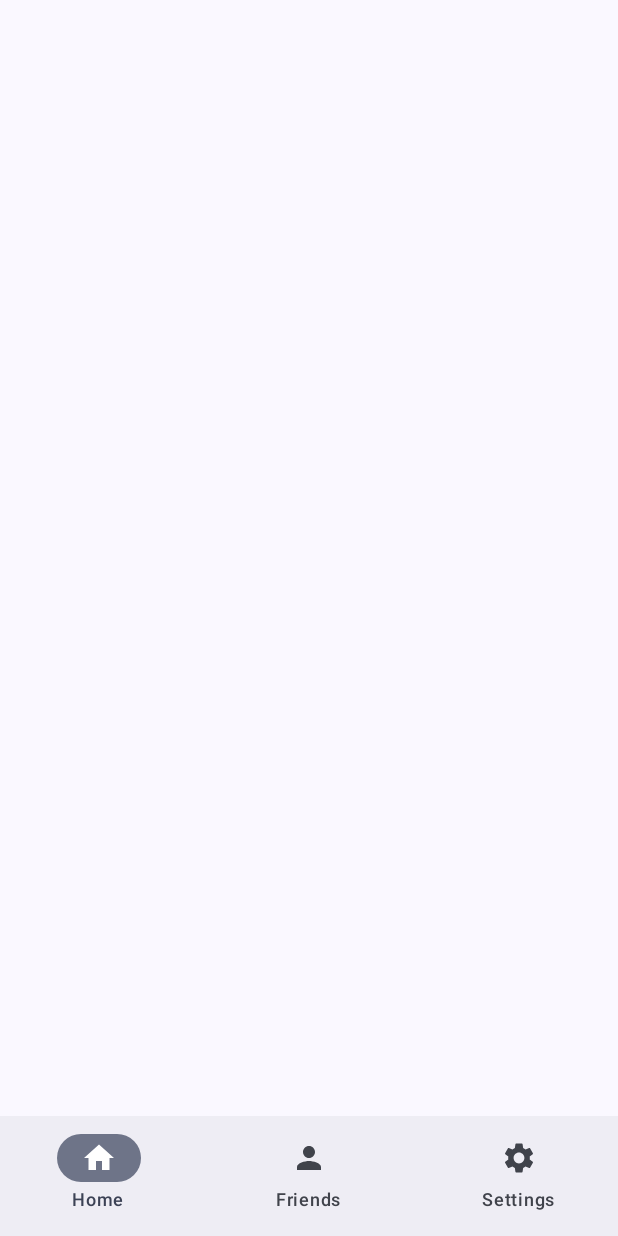
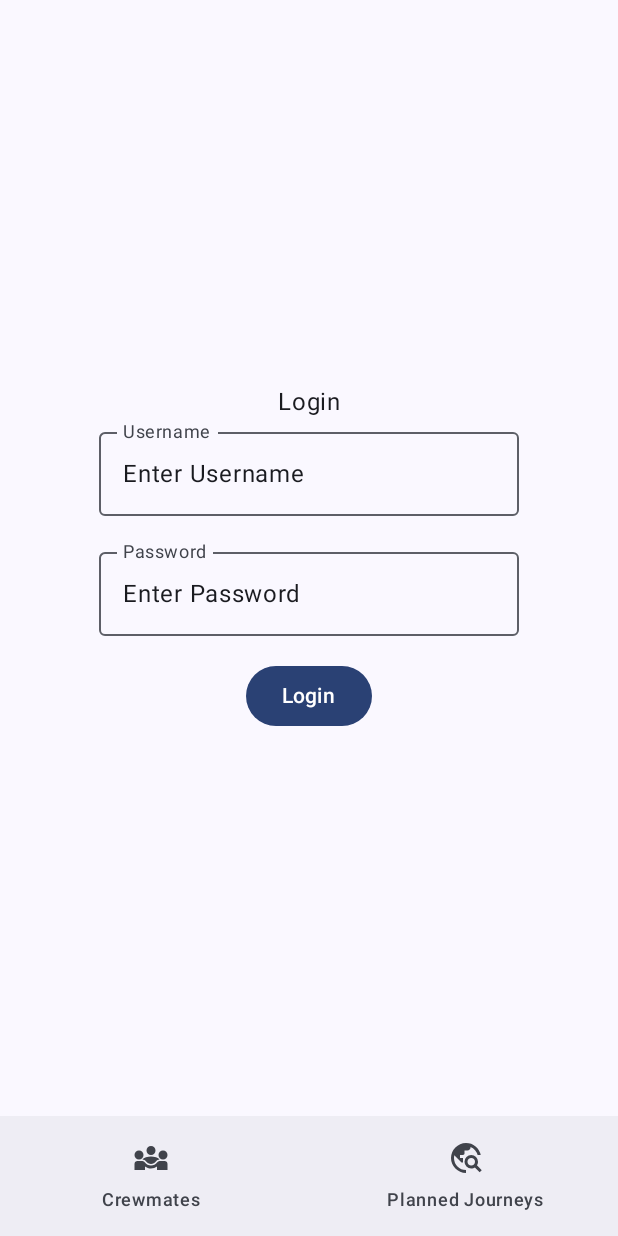
Before and after one commit to srahman30351/The-Mad-Project, an Android app built with Jetpack Compose: the screen it shows after launch (MainActivity), on a phone screen of 412 x 824 dp. Run offline under Robolectric (Android 15) with nearby library versions, the phone set to English and light mode, and no system bars.

Commit message:
Squashed commit of the following:
commit 1941aab6b7d1521e1b26b35d39a67daa7838b911
Author: MasterlyMisheirt <thewizardofmich@gmail.com>
Date:   Wed Mar 19 19:51:33 2025 +0000

    Bottom Sheets for Activity and User

```diff
--- a/app/src/main/java/com/example/themadproject/MainActivity.kt
+++ b/app/src/main/java/com/example/themadproject/MainActivity.kt
@@ -1,18 +1,12 @@
 package com.example.themadproject
 
 import android.os.Bundle
-import androidx.activity.ComponentActivity
 import androidx.activity.compose.setContent
 import androidx.activity.enableEdgeToEdge
 import androidx.appcompat.app.AppCompatActivity
 import androidx.compose.foundation.layout.fillMaxSize
+import androidx.compose.foundation.layout.navigationBarsPadding
 import androidx.compose.foundation.layout.padding
-import androidx.compose.material.icons.Icons
-import androidx.compose.material.icons.automirrored.filled.ArrowForward
-import androidx.compose.material.icons.filled.Home
-import androidx.compose.material.icons.filled.Person
-import androidx.compose.material.icons.filled.Settings
-import androidx.compose.material3.FloatingActionButton
 import androidx.compose.material3.Icon
 import androidx.compose.material3.NavigationBar
 import androidx.compose.material3.NavigationBarItem
@@ -20,19 +14,22 @@
 import androidx.compose.material3.Text
 import androidx.compose.runtime.getValue
 import androidx.compose.runtime.mutableIntStateOf
+import androidx.compose.runtime.mutableStateOf
 import androidx.compose.runtime.remember
 import androidx.compose.runtime.setValue
 import androidx.compose.ui.Modifier
+import androidx.compose.ui.res.painterResource
 import androidx.navigation.compose.NavHost
 import androidx.navigation.compose.composable
 import androidx.navigation.compose.rememberNavController
-import com.example.myapplication.view.HomeScreen
 import com.example.myapplication.view.LoginScreen
 import com.example.myapplication.view.SettingsScreen
-import com.example.myapplication.view.UserScreen
-import com.example.myapplication.view.navigation.NavItem
+import com.example.myapplication.view.navigation.MapBackground
+import com.example.myapplication.view.navigation.SheetItem
 import com.example.myapplication.view.navigation.Screen
 import com.example.themadproject.ui.theme.TheMADProjectTheme
+import com.example.themadproject.view.ActivityBottomSheet
+import com.example.themadproject.view.UserBottomSheet
 
 class MainActivity : AppCompatActivity() {
     override fun onCreate(savedInstanceState: Bundle?) {
@@ -40,29 +37,35 @@
         enableEdgeToEdge()
         setContent {
             TheMADProjectTheme {
-                var selectedIndex by remember { mutableIntStateOf(0) }
                 val navController = rememberNavController()
-                val navItems = listOf(
-                    NavItem("Home", Icons.Default.Home, Screen.HomeScreen.route),
-                    NavItem("Friends", Icons.Default.Person, Screen.UserScreen.route),
-                    NavItem("Settings", Icons.Default.Settings, Screen.SettingsScreen.route)
+                var friendSheetState by remember { mutableStateOf(false) }
+                var activitySheetState by remember { mutableStateOf(false) }
+
+                val sheetItems = listOf(
+                    SheetItem(
+                        "Crewmates", R.drawable.friends, friendSheetState,
+                        onShow = { friendSheetState = true },
+                        onDismiss = { friendSheetState = false }),
+                    SheetItem(
+                        "Planned Journeys", R.drawable.travel, activitySheetState,
+                        onShow = { activitySheetState = true },
+                        onDismiss = { activitySheetState = false }
+                    )
                 )
                 Scaffold(
                     modifier = Modifier.fillMaxSize(),
                     bottomBar = {
                         NavigationBar {
-                            navItems.forEachIndexed { index, navItem ->
+                            sheetItems.forEachIndexed { index, item ->
                                 NavigationBarItem(
-                                    selected = selectedIndex == index,
-                                    onClick = {
-                                        selectedIndex = index
-                                        navController.navigate(navItem.route)
-                                    },
+                                    selected = item.state,
+                                    onClick = item.onShow,
                                     icon = {
-                                        Icon(imageVector = navItem.icon, contentDescription = "${navItem.label} icon")
+                                        Icon(painter = painterResource(item.icon),
+                                            contentDescription = "${item.label} icon")
                                     },
                                     label = {
-                                        Text(text = navItem.label)
+                                        Text(text = item.label)
                                     }
                                 )
                             }
@@ -71,16 +74,22 @@
                 ) { innerPadding ->
                     NavHost(
                         navController = navController,
-                        startDestination = Screen.HomeScreen.route,
+                        startDestination = Screen.LoginScreen.route,
                         modifier = Modifier.padding(innerPadding),
                         builder= {
-                            composable(Screen.HomeScreen.route)
+                            composable(Screen.MapScreen.route)
                             {
-                                HomeScreen(navController)
-                            }
-                            composable(Screen.UserScreen.route)
-                            {
-                                UserScreen(navController)
+                                if (friendSheetState) {
+                                    UserBottomSheet(
+                                        onDismiss = { friendSheetState = false }
+                                    )
+                                }
+                                if (activitySheetState) {
+                                    ActivityBottomSheet(
+                                        onDismiss = { activitySheetState = false }
+                                    )
+                                }
+                                MapBackground(modifier = Modifier.fillMaxSize())
                             }
                             composable(Screen.SettingsScreen.route)
                             {
--- a/app/src/main/java/com/example/themadproject/model/data/User.kt
+++ b/app/src/main/java/com/example/themadproject/model/data/User.kt
@@ -9,6 +9,6 @@
     val UserLongitude: Double,
     val UserPassword: String,
     val UserPhone: String,
-    val UserTimestamp: Int,
+    val UserTimestamp: Double,
     val UserUsername: String
 )
--- a/app/src/main/java/com/example/themadproject/view/HomeScreen.kt
+++ /dev/null
@@ -1,18 +0,0 @@
-package com.example.myapplication.view
-
-import androidx.compose.runtime.Composable
-import androidx.compose.runtime.collectAsState
-import com.example.myapplication.viewmodel.StaySafeViewModel
-import com.example.myapplication.view.navigation.MapBackground
-import androidx.lifecycle.viewmodel.compose.viewModel
-import androidx.navigation.NavController
-
-@Composable
-fun HomeScreen(navController: NavController, viewModel: StaySafeViewModel = viewModel()){
-
-    val locations = viewModel.locations.collectAsState().value
-    if (locations.isNotEmpty()) {
-        println(locations[0].toString())
-        MapBackground()
-    }
-    }
--- a/app/src/main/java/com/example/themadproject/view/LoginScreen.kt
+++ b/app/src/main/java/com/example/themadproject/view/LoginScreen.kt
@@ -16,6 +16,7 @@
 import androidx.compose.ui.Modifier
 import androidx.compose.ui.unit.dp
 import androidx.navigation.NavController
+import com.example.myapplication.view.navigation.Screen
 
 @Composable
 fun LoginScreen(navController: NavController){
@@ -41,7 +42,7 @@
         Spacer(modifier = Modifier.height(16.dp) )
 
         Button(onClick = {
-            navController.navigate("home_screen")
+            navController.navigate(Screen.MapScreen.route)
         }) {
             Text(text = "Login")
         }
--- a/app/src/main/java/com/example/themadproject/view/navigation/NavItem.kt
+++ /dev/null
@@ -1,9 +0,0 @@
-package com.example.myapplication.view.navigation
-
-import androidx.compose.ui.graphics.vector.ImageVector
-
-data class NavItem(
-    val label: String,
-    val icon: ImageVector,
-    val route: String
-)
--- a/app/src/main/java/com/example/themadproject/view/navigation/Screen.kt
+++ b/app/src/main/java/com/example/themadproject/view/navigation/Screen.kt
@@ -1,8 +1,7 @@
 package com.example.myapplication.view.navigation
 
 sealed class Screen(val route: String) {
-    object HomeScreen: Screen("home_screen")
-    object UserScreen : Screen("user_screen")
+    object MapScreen: Screen("map_screen")
     object LoginScreen : Screen("login_screen")
     object SettingsScreen : Screen("settings_screen")
 }
--- /dev/null
+++ b/app/src/main/java/com/example/themadproject/view/navigation/SheetItem.kt
@@ -0,0 +1,11 @@
+package com.example.myapplication.view.navigation
+
+import androidx.compose.runtime.MutableState
+
+data class SheetItem(
+    val label: String,
+    val icon: Int,
+    val state: Boolean,
+    val onShow: () -> Unit,
+    val onDismiss: () -> Unit
+)
--- a/app/src/main/java/com/example/themadproject/viewmodel/StaySafeViewModel.kt
+++ b/app/src/main/java/com/example/themadproject/viewmodel/StaySafeViewModel.kt
@@ -33,6 +33,8 @@
     init {
         viewModelScope.launch {
             getLocations()
+            getUsers()
+            getActivities()
         }
     }
 
--- /dev/null
+++ b/app/src/main/res/drawable/friends.xml
@@ -0,0 +1,9 @@
+<vector xmlns:android="http://schemas.android.com/apk/res/android"
+    android:width="24dp"
+    android:height="24dp"
+    android:viewportWidth="960"
+    android:viewportHeight="960">
+  <path
+      android:pathData="M40,800v-160q0,-34 23.5,-57t56.5,-23h131q20,0 38,10t29,27q29,39 71.5,61t90.5,22q49,0 91.5,-22t70.5,-61q13,-17 30.5,-27t36.5,-10h131q34,0 57,23t23,57v160L640,800v-91q-35,25 -75.5,38T480,760q-43,0 -84,-13.5T320,708v92L40,800ZM480,640q-38,0 -72,-17.5T351,574q-17,-25 -42.5,-39.5T253,520q22,-37 93,-58.5T480,440q63,0 134,21.5t93,58.5q-29,0 -55,14.5T609,574q-22,32 -56,49t-73,17ZM160,520q-50,0 -85,-35t-35,-85q0,-51 35,-85.5t85,-34.5q51,0 85.5,34.5T280,400q0,50 -34.5,85T160,520ZM800,520q-50,0 -85,-35t-35,-85q0,-51 35,-85.5t85,-34.5q51,0 85.5,34.5T920,400q0,50 -34.5,85T800,520ZM480,400q-50,0 -85,-35t-35,-85q0,-51 35,-85.5t85,-34.5q51,0 85.5,34.5T600,280q0,50 -34.5,85T480,400Z"
+      android:fillColor="#1f1f1f"/>
+</vector>
--- /dev/null
+++ b/app/src/main/res/drawable/travel.xml
@@ -0,0 +1,9 @@
+<vector xmlns:android="http://schemas.android.com/apk/res/android"
+    android:width="24dp"
+    android:height="24dp"
+    android:viewportWidth="960"
+    android:viewportHeight="960">
+  <path
+      android:pathData="M480,880q-83,0 -156,-31.5T197,763q-54,-54 -85.5,-127T80,480q0,-83 31.5,-156T197,197q54,-54 127,-85.5T480,80q146,0 255.5,91.5T872,401h-82q-19,-73 -68.5,-130.5T600,184v16q0,33 -23.5,56.5T520,280h-80v80q0,17 -11.5,28.5T400,400h-80v80h80v120h-40L168,408q-3,18 -5.5,36t-2.5,36q0,131 92,225t228,95v80ZM844,860L716,732q-21,12 -45,20t-51,8q-75,0 -127.5,-52.5T440,580q0,-75 52.5,-127.5T620,400q75,0 127.5,52.5T800,580q0,27 -8,51t-20,45l128,128 -56,56ZM620,680q42,0 71,-29t29,-71q0,-42 -29,-71t-71,-29q-42,0 -71,29t-29,71q0,42 29,71t71,29Z"
+      android:fillColor="#1f1f1f"/>
+</vector>
```
Also changed, not shown: app/src/main/java/com/example/themadproject/model/data/Activity.kt (+4 -4 lines), app/src/main/java/com/example/themadproject/model/data/Position.kt (+2 -5 lines), app/src/main/java/com/example/themadproject/view/ActivityBottomSheet.kt (added, +85 -0 lines), app/src/main/java/com/example/themadproject/view/UserBottomSheet.kt (added, +66 -0 lines), app/src/main/java/com/example/themadproject/view/UserScreen.kt (deleted, +0 -26 lines).
